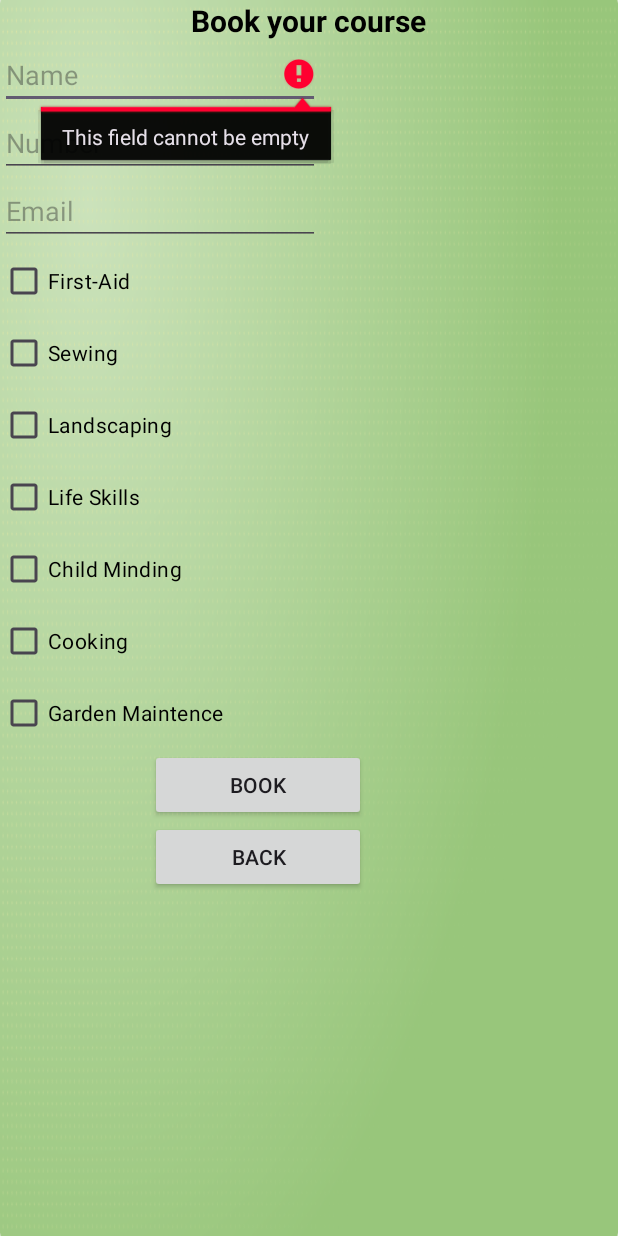
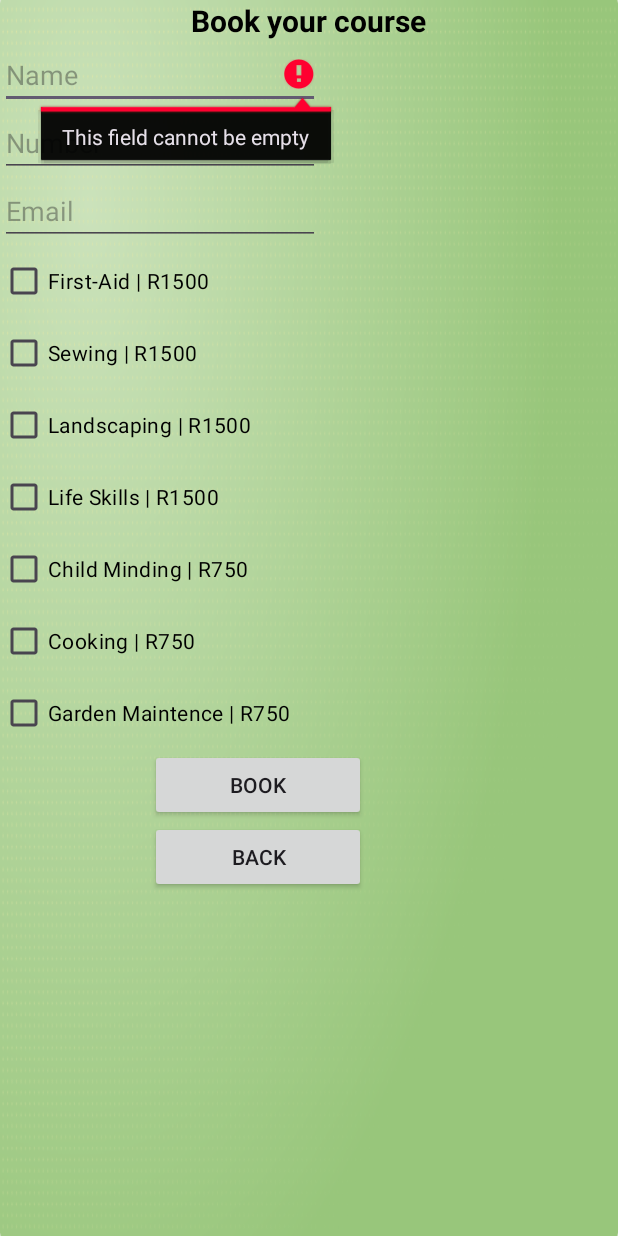
Before and after one commit to ST10478718/Empoweringthenations.ST10494672.ST10478718, an Android app: the BookingScreen screen opened directly, with no data from a screen before it, on a phone screen of 412 x 824 dp. Run offline under Robolectric (Android 15) with nearby library versions, the phone set to English and light mode, and no system bars.

Commit message:
// Added a spinner for a drop down menu //Added the different courses screens // Add the next and back buttons // Added information on the activity screens //Added the calculation page //Added comments to the activity screens // Added prices

```diff
--- a/app/src/main/res/layout/activity_booking_screen.xml
+++ b/app/src/main/res/layout/activity_booking_screen.xml
@@ -51,49 +51,49 @@
         android:id="@+id/checkBox1"
         android:layout_width="wrap_content"
         android:layout_height="wrap_content"
-        android:text="First-Aid"
+        android:text="First-Aid | R1500"
         android:textColor="@color/black"/>
 
     <CheckBox
         android:id="@+id/checkBox2"
         android:layout_width="wrap_content"
         android:layout_height="wrap_content"
-        android:text="Sewing"
+        android:text="Sewing | R1500"
         android:textColor="@color/black"/>
 
     <CheckBox
         android:id="@+id/checkBox3"
         android:layout_width="wrap_content"
         android:layout_height="wrap_content"
-        android:text="Landscaping"
+        android:text="Landscaping | R1500"
         android:textColor="@color/black"/>
 
     <CheckBox
         android:id="@+id/checkBox4"
         android:layout_width="wrap_content"
         android:layout_height="wrap_content"
-        android:text="Life Skills"
+        android:text="Life Skills | R1500"
         android:textColor="@color/black"/>
 
     <CheckBox
         android:id="@+id/checkBox5"
         android:layout_width="wrap_content"
         android:layout_height="wrap_content"
-        android:text="Child Minding"
+        android:text="Child Minding | R750"
         android:textColor="@color/black"/>
 
     <CheckBox
         android:id="@+id/checkBox6"
         android:layout_width="wrap_content"
         android:layout_height="wrap_content"
-        android:text="Cooking"
+        android:text="Cooking | R750"
         android:textColor="@color/black"/>
 
     <CheckBox
         android:id="@+id/checkBox7"
         android:layout_width="wrap_content"
         android:layout_height="wrap_content"
-        android:text="Garden Maintence"
+        android:text="Garden Maintence | R750"
         android:textColor="@color/black"/>
 
     <androidx.appcompat.widget.AppCompatButton
```
